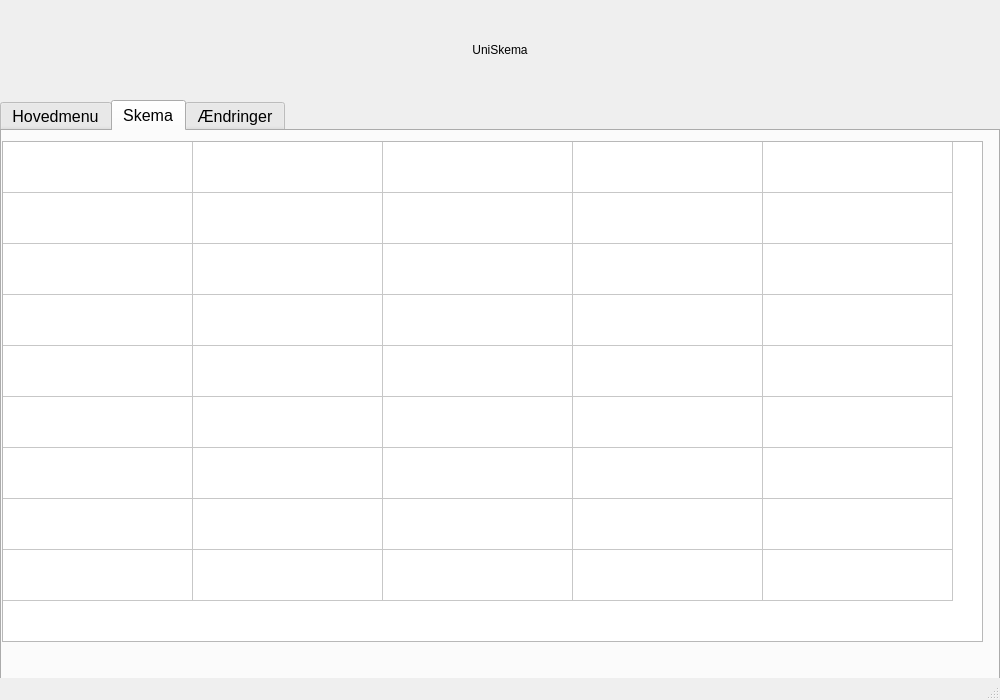
Before: the Qt Designer form UI/studentwindow.ui in MadsSchroder/Systemudvikling-Eksamen-KU, drawn with Qt 5.
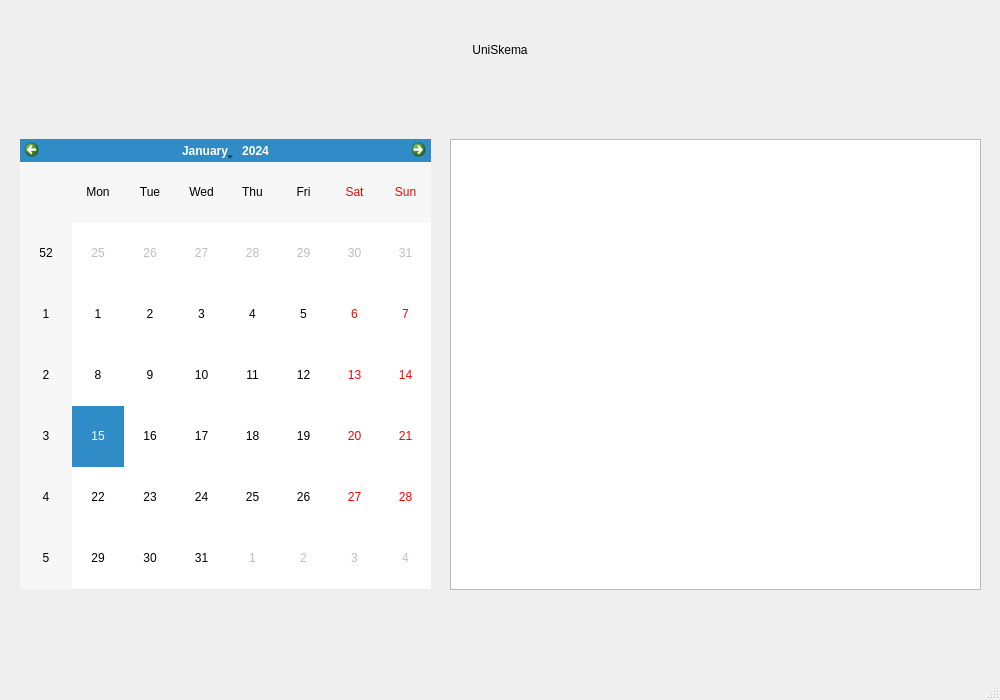
After: the same form once the commit is applied.

Patch:
```diff
--- a/UI/studentwindow.ui
+++ b/UI/studentwindow.ui
@@ -32,229 +32,6 @@
    <string>MainWindow</string>
   </property>
   <widget class="QWidget" name="centralwidget">
-   <widget class="QTabWidget" name="tabWidget">
-    <property name="geometry">
-     <rect>
-      <x>0</x>
-      <y>100</y>
-      <width>1000</width>
-      <height>600</height>
-     </rect>
-    </property>
-    <property name="styleSheet">
-     <string notr="true">font-size:16px;</string>
-    </property>
-    <property name="currentIndex">
-     <number>1</number>
-    </property>
-    <widget class="QWidget" name="tab">
-     <attribute name="title">
-      <string>Hovedmenu</string>
-     </attribute>
-    </widget>
-    <widget class="QWidget" name="tab_3">
-     <attribute name="title">
-      <string>Skema</string>
-     </attribute>
-     <widget class="QTableWidget" name="tableWidget_2">
-      <property name="geometry">
-       <rect>
-        <x>0</x>
-        <y>10</y>
-        <width>981</width>
-        <height>501</height>
-       </rect>
-      </property>
-      <property name="maximumSize">
-       <size>
-        <width>1000</width>
-        <height>600</height>
-       </size>
-      </property>
-      <property name="styleSheet">
-       <string notr="true"/>
-      </property>
-      <attribute name="horizontalHeaderVisible">
-       <bool>false</bool>
-      </attribute>
-      <attribute name="horizontalHeaderMinimumSectionSize">
-       <number>190</number>
-      </attribute>
-      <attribute name="horizontalHeaderDefaultSectionSize">
-       <number>190</number>
-      </attribute>
-      <attribute name="horizontalHeaderStretchLastSection">
-       <bool>false</bool>
-      </attribute>
-      <attribute name="verticalHeaderVisible">
-       <bool>false</bool>
-      </attribute>
-      <attribute name="verticalHeaderCascadingSectionResizes">
-       <bool>false</bool>
-      </attribute>
-      <attribute name="verticalHeaderMinimumSectionSize">
-       <number>51</number>
-      </attribute>
-      <attribute name="verticalHeaderDefaultSectionSize">
-       <number>51</number>
-      </attribute>
-      <attribute name="verticalHeaderHighlightSections">
-       <bool>false</bool>
-      </attribute>
-      <attribute name="verticalHeaderShowSortIndicator" stdset="0">
-       <bool>false</bool>
-      </attribute>
-      <attribute name="verticalHeaderStretchLastSection">
-       <bool>false</bool>
-      </attribute>
-      <row>
-       <property name="text">
-        <string>8</string>
-       </property>
-      </row>
-      <row>
-       <property name="text">
-        <string>9</string>
-       </property>
-      </row>
-      <row>
-       <property name="text">
-        <string>10</string>
-       </property>
-      </row>
-      <row>
-       <property name="text">
-        <string>11</string>
-       </property>
-      </row>
-      <row>
-       <property name="text">
-        <string>12</string>
-       </property>
-      </row>
-      <row>
-       <property name="text">
-        <string>13</string>
-       </property>
-      </row>
-      <row>
-       <property name="text">
-        <string>14</string>
-       </property>
-      </row>
-      <row>
-       <property name="text">
-        <string>15</string>
-       </property>
-      </row>
-      <row>
-       <property name="text">
-        <string>16</string>
-       </property>
-      </row>
-      <column>
-       <property name="text">
-        <string>Mandag</string>
-       </property>
-      </column>
-      <column>
-       <property name="text">
-        <string>Tirsdag</string>
-       </property>
-      </column>
-      <column>
-       <property name="text">
-        <string>Onsdag</string>
-       </property>
-      </column>
-      <column>
-       <property name="text">
-        <string>Torsdag</string>
-       </property>
-      </column>
-      <column>
-       <property name="text">
-        <string>Fredag</string>
-       </property>
-      </column>
-     </widget>
-    </widget>
-    <widget class="QWidget" name="tab_2">
-     <attribute name="title">
-      <string>Ændringer</string>
-     </attribute>
-     <widget class="QTableWidget" name="tableWidget">
-      <property name="geometry">
-       <rect>
-        <x>3</x>
-        <y>40</y>
-        <width>990</width>
-        <height>481</height>
-       </rect>
-      </property>
-      <property name="maximumSize">
-       <size>
-        <width>1000</width>
-        <height>600</height>
-       </size>
-      </property>
-      <property name="styleSheet">
-       <string notr="true"/>
-      </property>
-      <column>
-       <property name="text">
-        <string>Mandag</string>
-       </property>
-      </column>
-      <column>
-       <property name="text">
-        <string>Tirsdag</string>
-       </property>
-      </column>
-      <column>
-       <property name="text">
-        <string>Onsdag</string>
-       </property>
-      </column>
-      <column>
-       <property name="text">
-        <string>Torsdag</string>
-       </property>
-      </column>
-      <column>
-       <property name="text">
-        <string>Fredag</string>
-       </property>
-      </column>
-     </widget>
-     <widget class="QLabel" name="label_2">
-      <property name="geometry">
-       <rect>
-        <x>10</x>
-        <y>10</y>
-        <width>221</width>
-        <height>16</height>
-       </rect>
-      </property>
-      <property name="text">
-       <string>TextLabel</string>
-      </property>
-     </widget>
-     <widget class="QPushButton" name="pushButton">
-      <property name="geometry">
-       <rect>
-        <x>870</x>
-        <y>10</y>
-        <width>75</width>
-        <height>24</height>
-       </rect>
-      </property>
-      <property name="text">
-       <string>PushButton</string>
-      </property>
-     </widget>
-    </widget>
-   </widget>
    <widget class="QLabel" name="label">
     <property name="geometry">
      <rect>
@@ -274,6 +51,26 @@
      <set>Qt::AlignCenter</set>
     </property>
    </widget>
+   <widget class="QCalendarWidget" name="calendarWidget2">
+    <property name="geometry">
+     <rect>
+      <x>20</x>
+      <y>139</y>
+      <width>411</width>
+      <height>450</height>
+     </rect>
+    </property>
+   </widget>
+   <widget class="QListWidget" name="ScheduleList">
+    <property name="geometry">
+     <rect>
+      <x>450</x>
+      <y>139</y>
+      <width>531</width>
+      <height>451</height>
+     </rect>
+    </property>
+   </widget>
   </widget>
   <widget class="QMenuBar" name="menubar">
    <property name="geometry">
```
